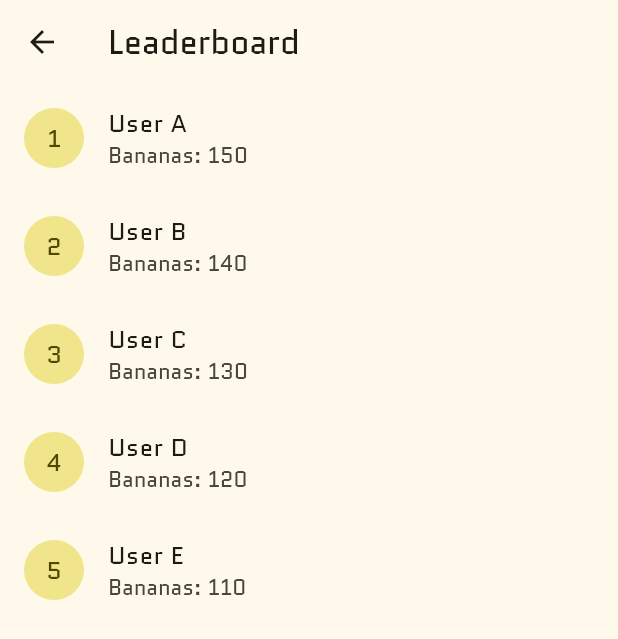
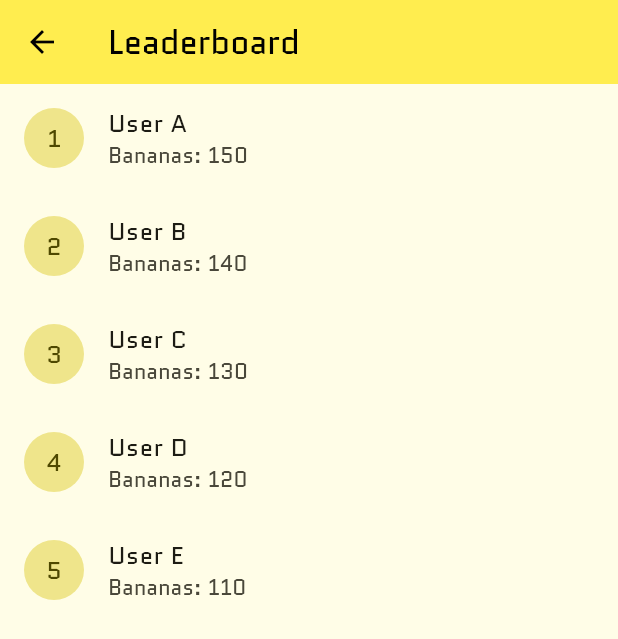
Before and after one commit to s1m4r/GoBananas, a Flutter app: the screen it shows after launch, after a tap on "Leaderboard", on a phone screen of 412 x 824 dp. Shown: the top 639 px of the screen. Run offline on Flutter 3.47's test engine with Material 3 defaults, Android fonts, the light colour scheme and no system bars; our stand-ins replace image_picker.

Commit message:
new transparant image

```diff
--- a/lib/main.dart
+++ b/lib/main.dart
@@ -15,22 +15,28 @@
       title: 'Go Bananas',
       debugShowCheckedModeBanner: false,
       theme: ThemeData(
-        // This is the theme of your application.
-        //
-        // TRY THIS: Try running your application with "flutter run". You'll see
-        // the application has a purple toolbar. Then, without quitting the app,
-        // try changing the seedColor in the colorScheme below to Colors.green
-        // and then invoke "hot reload" (save your changes or press the "hot
-        // reload" button in a Flutter-supported IDE, or press "r" if you used
-        // the command line to start the app).
-        //
-        // Notice that the counter didn't reset back to zero; the application
-        // state is not lost during the reload. To reset the state, use hot
-        // restart instead.
-        //
-        // This works for code too, not just values: Most code changes can be
-        // tested with just a hot reload.
-        colorScheme: ColorScheme.fromSeed(seedColor: const Color.fromARGB(255, 183, 171, 58)),
+
+        colorScheme: ColorScheme.fromSeed(
+            seedColor: Colors.yellow[200]!,
+            primary: Colors.yellow[200]!,
+            secondary: Colors.amber[100]!,
+            brightness: Brightness.light,
+        ),
+        scaffoldBackgroundColor: Colors.yellow[50], // Light yellow background
+        appBarTheme: const AppBarTheme(
+          backgroundColor: Color.fromARGB(225, 255, 235, 59),
+          foregroundColor: Colors.black,
+        ),
+        elevatedButtonTheme: ElevatedButtonThemeData(
+          style: ElevatedButton.styleFrom(
+            backgroundColor: Colors.yellow[100],
+            foregroundColor: Colors.black,
+            textStyle: const TextStyle(fontWeight: FontWeight.bold),
+            shape: RoundedRectangleBorder(
+              borderRadius: BorderRadius.all(Radius.circular(12)),
+            ),
+          ),
+        ),
         fontFamily: 'Quantico',
       ),
       home: const MyHomePage(title: 'Go Bananas'),
@@ -40,15 +46,6 @@
 
 class MyHomePage extends StatefulWidget {
   const MyHomePage({super.key, required this.title});
-
-  // This widget is the home page of your application. It is stateful, meaning
-  // that it has a State object (defined below) that contains fields that affect
-  // how it looks.
-
-  // This class is the configuration for the state. It holds the values (in this
-  // case the title) provided by the parent (in this case the App widget) and
-  // used by the build method of the State. Fields in a Widget subclass are
-  // always marked "final".
 
   final String title;
 
@@ -60,6 +57,8 @@
 
   @override
   Widget build(BuildContext context) {
+    int bananaCount = 10; // Example initial value
+    int slugPoints = 5;   // Example initial value
     // This method is rerun every time setState is called, for instance as done
     // by the _incrementCounter method above.
     //
@@ -68,13 +67,25 @@
     // than having to individually change instances of widgets.
     return Scaffold(
       appBar: AppBar(
-        // TRY THIS: Try changing the color here to a specific color (to
-        // Colors.amber, perhaps?) and trigger a hot reload to see the AppBar
-        // change color while the other colors stay the same.
-        backgroundColor: Theme.of(context).colorScheme.inversePrimary,
-        // Here we take the value from the MyHomePage object that was created by
-        // the App.build method, and use it to set our appbar title.
-        title: Text(widget.title),
+        title: Row(
+          mainAxisAlignment: MainAxisAlignment.spaceBetween,
+          children: [
+            Row(
+              children: [
+                const Icon(Icons.local_florist, color: Colors.yellow),
+                const SizedBox(width: 5),
+                Text('Bananas: $bananaCount'),
+              ],
+            ),
+            Row(
+              children: [
+                const Icon(Icons.bug_report, color: Colors.green),
+                const SizedBox(width: 5),
+                Text('Slug Points: $slugPoints'),
+              ],
+            ),
+          ],
+        ),
       ),
       body: Center(
         // Center is a layout widget. It takes a single child and positions it
@@ -82,8 +93,19 @@
         child: Column(
           mainAxisAlignment: MainAxisAlignment.center,
           children: <Widget>[
+            const SizedBox(height: 32),
+            ElevatedButton(
+              onPressed: () {
+                Navigator.push(
+                  context,
+                  MaterialPageRoute(builder: (context) => const Leaderboard()),
+                );
+              },
+              child: const Text('Leaderboard'),
+            ),
+            const SizedBox(height: 20),
             Image.asset(
-              'assets/WEBsammybirthday.jpg',
+              'assets/emergedSlug.png',
               width: 150,
               height: 150,
             ),
@@ -96,15 +118,7 @@
               },
               child: const Text('Challenges'),
             ),
-            ElevatedButton(
-              onPressed: () {
-                Navigator.push(
-                  context,
-                  MaterialPageRoute(builder: (context) => const Leaderboard()),
-                );
-              },
-              child: const Text('Leaderboard'),
-            ),
+
             const SizedBox(height: 20),
             // Circular "Feed" button trash game no then loops bad justice for
             GestureDetector(
--- a/pubspec.yaml
+++ b/pubspec.yaml
@@ -60,6 +60,7 @@
   assets:
       - assets/WEBsammybirthday.jpg
       - assets/banana.png
+      - assets/emergedSlug.png
 
   # The following line ensures that the Material Icons font is
   # included with your application, so that you can use the icons in
```
Also changed, not shown: assets/banana.png, assets/emergedSlug.png (added), assets/oldbanana.png (added), 6 other files.
